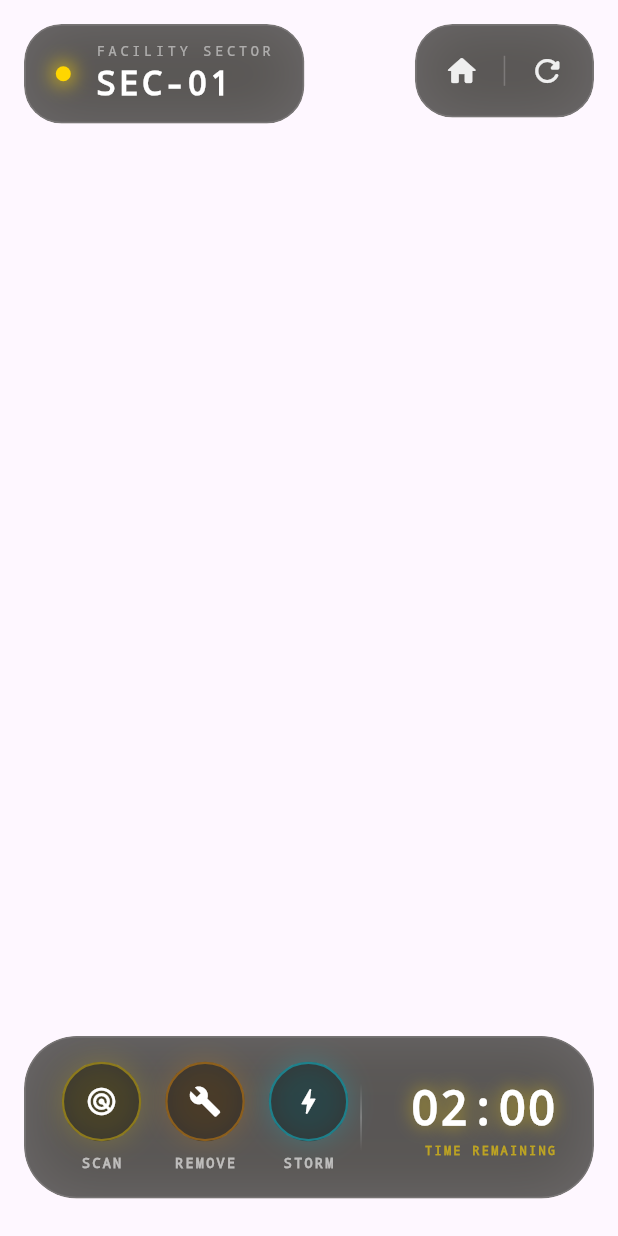
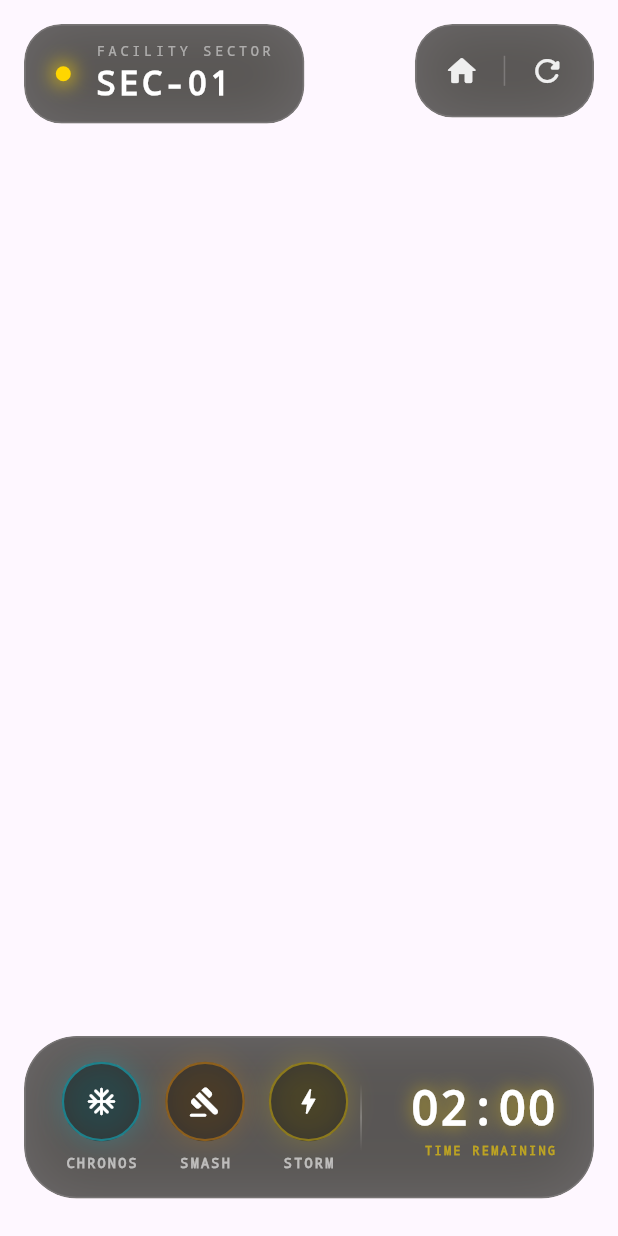
Before and after one commit to ginara-id/screw-puzzle, a Flutter app: the HUDMenu widget shown alone on an empty page, opened directly with empty values, on a phone screen of 412 x 824 dp. Run offline on Flutter 3.47's test engine with Material 3 defaults, Android fonts, the phone set to English and light mode, and no system bars; our stand-ins replace google_mobile_ads, sensors_plus, shared_preferences; missing offline and left inert: flame, flame_audio, flame_forge2d; accounts and stored records are empty; network calls fail; statements that could not run were skipped.

Commit message:
feat: implement core game logic in ScrewPuzzleGame and add OverlayManager for menu state handling

```diff
--- a/lib/utils/overlay_manager.dart
+++ b/lib/utils/overlay_manager.dart
@@ -616,11 +616,11 @@ class _HUDMenuState extends State<HUDMenu> with TickerProviderStateMixin {
                       Row(
                         mainAxisSize: MainAxisSize.min,
                         children: [
-                          _buildBoosterItem(Icons.radar, 'SCAN', const Color(0xFFFFD600)),
+                           _buildBoosterItem(Icons.ac_unit_rounded, 'CHRONOS', const Color(0xFF00E5FF), onTap: widget.game.useTimeFreezeBooster),
                            const SizedBox(width: 16),
-                          _buildBoosterItem(Icons.build, 'REMOVE', const Color(0xFFFF9800)),
+                           _buildBoosterItem(Icons.gavel_rounded, 'SMASH', const Color(0xFFFF9800), onTap: widget.game.usePlateSmashBooster),
                            const SizedBox(width: 16),
-                          _buildBoosterItem(Icons.bolt_rounded, 'STORM', const Color(0xFF00E5FF), onTap: widget.game.useRustCleanseBooster),
+                           _buildBoosterItem(Icons.bolt_rounded, 'STORM', const Color(0xFFFFD600), onTap: widget.game.useRustCleanseBooster),
                         ],
                       ),
 
@@ -720,22 +720,32 @@ class _HUDMenuState extends State<HUDMenu> with TickerProviderStateMixin {
                                 );
                               },
                             ),
-                            Text(
+                            ValueListenableBuilder<bool>(
+                              valueListenable: widget.game.timeFrozenNotifier,
+                              builder: (context, isFrozen, _) {
+                                final isLowTime = time < 10 && !isFrozen;
+                                return Text(
                                   '$minutes:$seconds',
                                   style: TextStyle(
-                                color: isLowTime
+                                    color: isFrozen
+                                      ? const Color(0xFF00E5FF)
+                                      : (isLowTime
                                           ? (time.floor() % 2 == 0 ? const Color(0xFFFF3333) : Colors.white)
-                                  : Colors.white,
+                                          : Colors.white),
                                     fontSize: 32,
                                     fontWeight: FontWeight.w900,
                                     fontFamily: 'Courier',
                                     shadows: [
                                       Shadow(
-                                    color: isLowTime ? const Color(0xFFFF3333) : const Color(0xFFFFD600).withOpacity(0.6),
-                                    blurRadius: 15
+                                        color: isFrozen
+                                          ? const Color(0xFF00E5FF).withOpacity(0.6)
+                                          : (isLowTime ? const Color(0xFFFF3333) : const Color(0xFFFFD600).withOpacity(0.6)),
+                                        blurRadius: 15,
                                       )
                                     ],
                                   ),
+                                );
+                              }
                             ),
                             Text(
                               'TIME REMAINING',
```
Also changed, not shown: lib/game/screw_game.dart (+108 -1 lines). Lines whose indentation alone changed are shown as unchanged.
